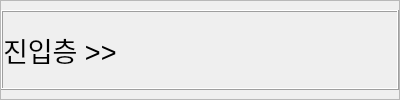
Mistive/PLCMonitoring, file ui/inputLeft.ui: the form before one commit.
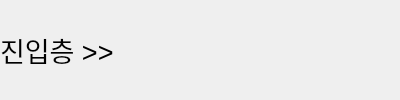
The form after the commit.

Patch:
```diff
--- a/ui/inputLeft.ui
+++ b/ui/inputLeft.ui
@@ -32,7 +32,7 @@
    <string>Frame</string>
   </property>
   <property name="frameShape">
-   <enum>QFrame::StyledPanel</enum>
+   <enum>QFrame::NoFrame</enum>
   </property>
   <property name="frameShadow">
    <enum>QFrame::Raised</enum>
@@ -77,7 +77,7 @@
       <bool>true</bool>
      </property>
      <property name="frameShape">
-      <enum>QFrame::Box</enum>
+      <enum>QFrame::NoFrame</enum>
      </property>
      <property name="frameShadow">
       <enum>QFrame::Raised</enum>
```
